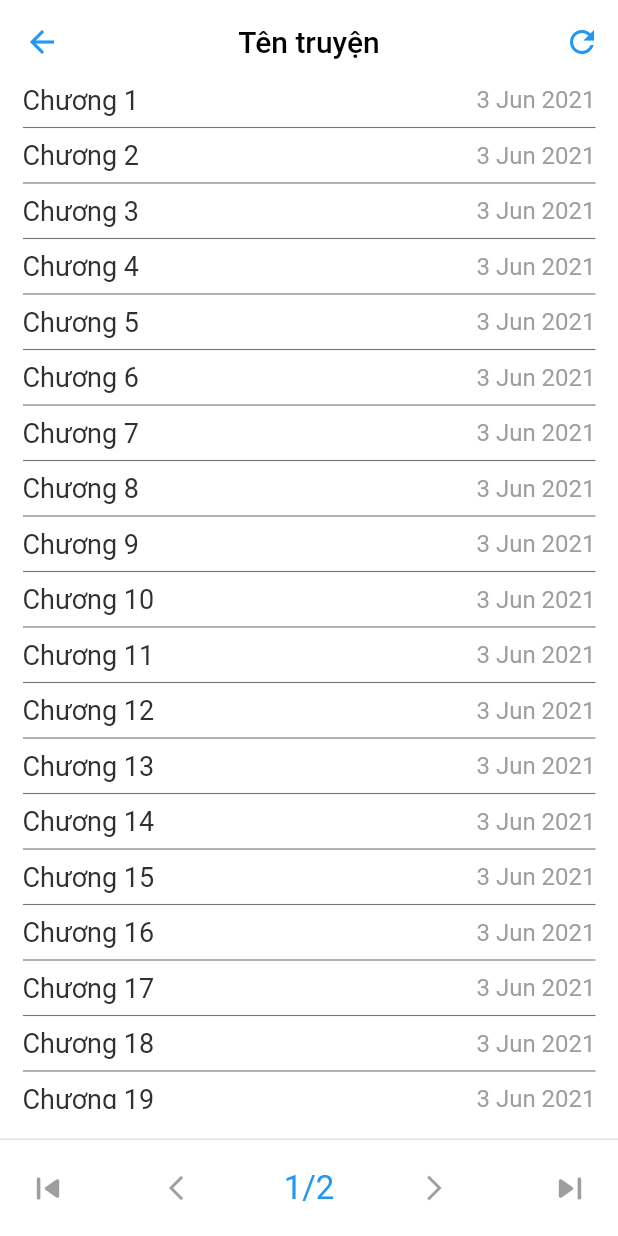
After one commit to ninoorta/reading_app, a Flutter app: the MenuChapters screen opened directly, on a phone screen of 412 x 824 dp. The commit adds this screen. Run offline on Flutter 3.47's test engine with Material 2 defaults, Android fonts, the phone set to English and light mode, and no system bars; our stand-ins replace auto_size_text, flutter_html, persistent_bottom_nav_bar, skeleton_text.

Commit message:
finish ui in menu chapters screen

```diff
--- /dev/null
+++ b/lib/screens/story_info/menu_chapters_screen.dart
@@ -0,0 +1,118 @@
+import 'package:flutter/material.dart';
+
+class MenuChapters extends StatelessWidget {
+  const MenuChapters({Key? key}) : super(key: key);
+
+  @override
+  Widget build(BuildContext context) {
+    return Scaffold(
+      appBar: AppBar(
+        title: Text(
+          "Tên truyện",
+          style: TextStyle(color: Colors.black, fontSize: 20),
+        ),
+        leading: BackButton(
+          color: Colors.blue,
+          onPressed: () => Navigator.of(context).pop(),
+        ),
+        backgroundColor: Colors.white,
+        centerTitle: true,
+        elevation: 0,
+        actions: [
+          IconButton(
+            // padding: EdgeInsets.only(right: 15.0),
+            onPressed: () => print("click refresh"),
+            icon: Icon(
+              Icons.refresh,
+              color: Colors.blue,
+            ),
+          )
+        ],
+      ),
+      backgroundColor: Colors.white,
+      persistentFooterButtons: [
+        Row(
+          mainAxisAlignment: MainAxisAlignment.spaceBetween,
+          crossAxisAlignment: CrossAxisAlignment.center,
+          children: <Widget>[
+            IconButton(
+                onPressed: null,
+                icon: Icon(
+                  Icons.skip_previous_rounded,
+                  size: 30,
+                )),
+            IconButton(
+                onPressed: null,
+                icon: Icon(
+                  Icons.arrow_back_ios,
+                  size: 20,
+                )),
+            Container(
+              color: Colors.white,
+              child: Center(
+                  child: Text(
+                "1/2",
+                style: TextStyle(color: Colors.blue, fontSize: 22),
+              )),
+            ),
+            IconButton(
+                onPressed: null,
+                icon: Icon(
+                  Icons.arrow_forward_ios,
+                  size: 20,
+                )),
+            IconButton(
+                onPressed: null,
+                icon: Icon(
+                  Icons.skip_next_rounded,
+                  size: 30,
+                )),
+          ],
+        )
+      ],
+      body: Scrollbar(
+        child: Container(
+            padding: EdgeInsets.symmetric(horizontal: 15.0),
+            margin: EdgeInsets.only(bottom: 20.0),
+            // height: 500,
+            color: Colors.white,
+            child: ListView.builder(
+              scrollDirection: Axis.vertical,
+              itemCount: 20,
+              itemBuilder: (context, index) {
+                return Column(
+                  mainAxisAlignment: MainAxisAlignment.start,
+                  crossAxisAlignment: CrossAxisAlignment.start,
+                  children: [
+                    Row(
+                      mainAxisAlignment: MainAxisAlignment.spaceBetween,
+                      crossAxisAlignment: CrossAxisAlignment.center,
+                      children: <Widget>[
+                        Text(
+                          "Chương ${index + 1}",
+                          style: TextStyle(
+                              color: Colors.grey[850],
+                              fontSize: 18,
+                              fontWeight: FontWeight.normal),
+                        ),
+                        Text(
+                          "3 Jun 2021",
+                          style:
+                              TextStyle(fontSize: 16, color: Colors.grey[500]),
+                        ),
+                      ],
+                    ),
+                    index == 19
+                        ? Container()
+                        : new Divider(
+                            color: Colors.black54,
+                            thickness: 0.75,
+                          )
+                  ],
+                );
+              },
+            )),
+      ),
+    );
+  }
+}
--- a/lib/screens/story_info/story_info.dart
+++ b/lib/screens/story_info/story_info.dart
@@ -2,8 +2,10 @@ import 'package:flutter/cupertino.dart';
 import 'package:flutter/gestures.dart';
 import 'package:flutter/material.dart';
 import 'package:flutter_html/flutter_html.dart';
+import 'package:persistent_bottom_nav_bar/persistent-tab-view.dart';
 import 'package:reading_app/constants.dart';
 import 'package:reading_app/screens/story_info/components/single_choice_chip_for_link.dart';
+import 'package:reading_app/screens/story_info/menu_chapters_screen.dart';
 
 class StoryInfo extends StatefulWidget {
   const StoryInfo({Key? key}) : super(key: key);
@@ -102,7 +104,13 @@ class _StoryInfoState extends State<StoryInfo> {
                     borderRadius: BorderRadius.circular(15.0)),
               ),
               RawMaterialButton(
-                onPressed: null,
+                onPressed: () {
+                  pushNewScreen(context,
+                      screen: MenuChapters(),
+                      withNavBar: false,
+                      pageTransitionAnimation:
+                          PageTransitionAnimation.cupertino);
+                },
                 child: Column(
                   // mainAxisAlignment: MainAxisAlignment.center,
                   // crossAxisAlignment: CrossAxisAlignment.center,
@@ -135,7 +143,7 @@ class _StoryInfoState extends State<StoryInfo> {
                   "This is a text for test but it's so longggggggggggggggggggggggggggggggggggggggg";
             });
           } else if (_scrollController.position.pixels == 0 ||
-              _scrollController.position.pixels < 10) {
+              _scrollController.position.pixels < 30) {
             setState(() {
               testText = "";
             });
--- a/pubspec.yaml
+++ b/pubspec.yaml
@@ -35,7 +35,7 @@ dependencies:
 
   auto_size_text: ^3.0.0-nullsafety.0
   flutter_html: ^2.1.0
-
+  intl: ^0.17.0
 
 
   # The following adds the Cupertino Icons font to your application.
--- /dev/null
+++ b/scratch.dart
@@ -0,0 +1,12 @@
+import 'package:intl/intl.dart';
+
+void main() {
+  ConvertSecondsToDate();
+}
+
+void ConvertSecondsToDate() {
+  int timeInMillis = 1623654786;
+  var date = DateTime.fromMillisecondsSinceEpoch(timeInMillis * 1000);
+  var formattedDate = DateFormat.yMMMd().format(date); // Jun 14, 2021
+  print(formattedDate);
+}
```
Also changed, not shown: pubspec.lock.
